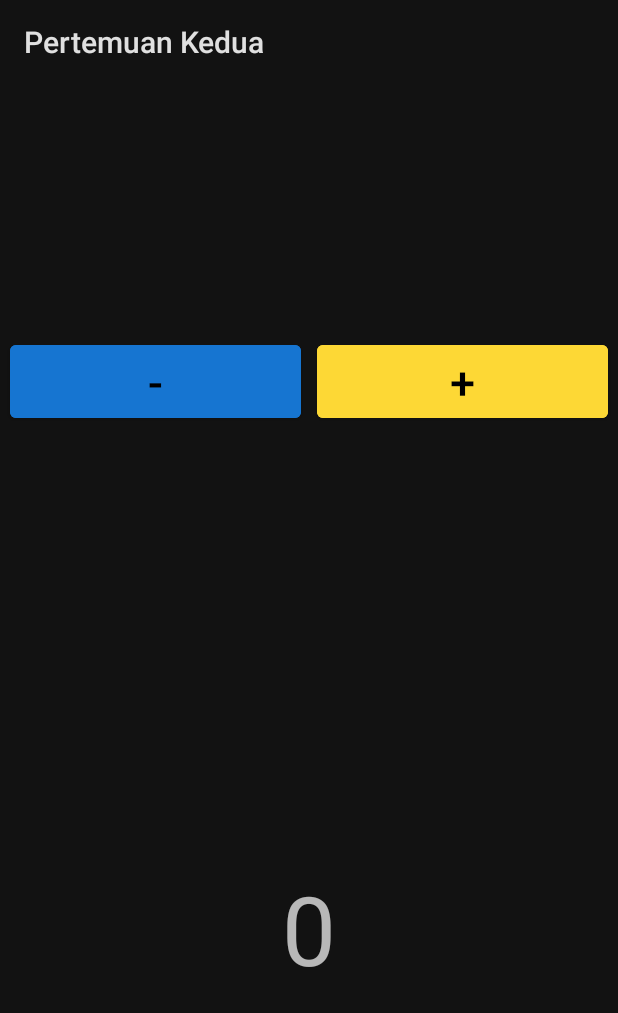
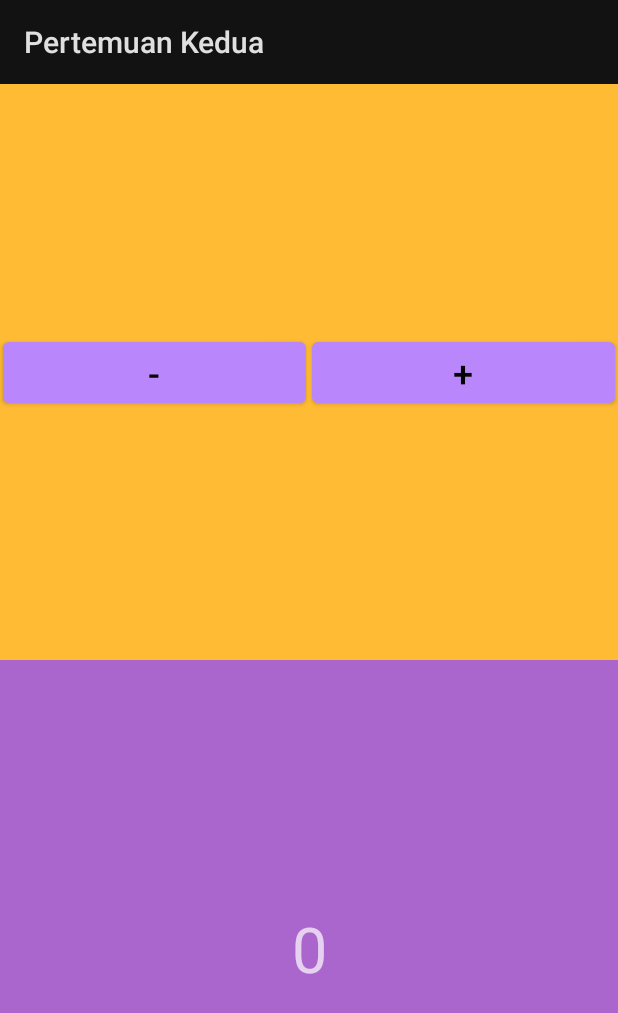
Before and after one commit to jutionck/RefreshmentTraining, an Android app: the screen it shows after launch (MainActivity), on a phone screen of 412 x 824 dp. Shown: the top 1013 px of the screen. Run offline under Robolectric (Android 15) with nearby library versions, the phone set to English and light mode, and no system bars.

Commit message:
[IMPROVE] Fragment

```diff
--- a/app/build.gradle
+++ b/app/build.gradle
@@ -1,7 +1,10 @@
 plugins {
     id 'com.android.application'
     id 'kotlin-android'
+    id 'kotlin-android-extensions'
+    id 'kotlin-kapt'
 }
+
 
 android {
     compileSdkVersion 30
--- a/app/src/main/java/com/enigmacamp/pertemuanpertama/FragmentOne.kt
+++ b/app/src/main/java/com/enigmacamp/pertemuanpertama/FragmentOne.kt
@@ -5,25 +5,33 @@ import androidx.fragment.app.Fragment
 import android.view.LayoutInflater
 import android.view.View
 import android.view.ViewGroup
+import kotlinx.android.synthetic.main.fragment_one.*
 
-class FragmentOne : Fragment(), View.OnClickListener {
+class FragmentOne : Fragment() {
 
-    private lateinit var mainActivity: MainActivity
+    private var showCounter: Int = 0
 
     override fun onCreate(savedInstanceState: Bundle?) {
         super.onCreate(savedInstanceState)
-        mainActivity = activity as MainActivity
     }
-
+    //Proses set view
     override fun onCreateView(inflater: LayoutInflater, container: ViewGroup?,
                               savedInstanceState: Bundle?): View? {
         // Inflate the layout for this fragment
         return inflater.inflate(R.layout.fragment_one, container, false)
     }
+    //Setelah semua berjalan, logic coding taruh di sini
+    override fun onViewCreated(view: View, savedInstanceState: Bundle?) {
+        super.onViewCreated(view, savedInstanceState)
+        val activity = activity as MainActivity
 
-    override fun onClick(v: View?) {
-        when(v) {
-
+        increaseButton.setOnClickListener {
+            showCounter++
+            activity.controllerData(showCounter)
+        }
+        decreaseButton.setOnClickListener {
+            showCounter--
+            activity.controllerData(showCounter)
         }
     }
 
--- a/app/src/main/java/com/enigmacamp/pertemuanpertama/MainActivity.kt
+++ b/app/src/main/java/com/enigmacamp/pertemuanpertama/MainActivity.kt
@@ -2,21 +2,18 @@ package com.enigmacamp.pertemuanpertama
 
 import androidx.appcompat.app.AppCompatActivity
 import android.os.Bundle
+import kotlinx.android.synthetic.main.fragment_two.*
 
 class MainActivity : AppCompatActivity() {
-
-    //Inisialisasi
-    private lateinit var counterFragment: FragmentOne
-    private lateinit var counterShowFragment: FragmentTwo
-    private var counter = 0;
 
     override fun onCreate(savedInstanceState: Bundle?) {
         super.onCreate(savedInstanceState)
         setContentView(R.layout.activity_main)
-        counterFragment =  FragmentOne()
-        counterShowFragment = FragmentTwo()
+    }
+
+    fun controllerData(value: Int) {
+        counterValue.text = value.toString()
     }
 
 
-
 }
--- a/app/src/main/res/layout/activity_main.xml
+++ b/app/src/main/res/layout/activity_main.xml
@@ -6,26 +6,28 @@
     android:layout_height="match_parent"
     tools:context=".MainActivity">
 
+
     <LinearLayout
-        android:layout_width="409dp"
-        android:layout_height="729dp"
+        android:layout_width="match_parent"
+        android:layout_height="match_parent"
         android:orientation="vertical"
         app:layout_constraintBottom_toBottomOf="parent"
         app:layout_constraintEnd_toEndOf="parent"
         app:layout_constraintStart_toStartOf="parent"
         app:layout_constraintTop_toTopOf="parent">
+
         <fragment
-            android:layout_weight="1"
             android:id="@+id/fragment1"
             android:name="com.enigmacamp.pertemuanpertama.FragmentOne"
             android:layout_width="match_parent"
-            android:layout_height="wrap_content" />
+            android:layout_height="wrap_content"
+            android:layout_weight="1"/>
+
         <fragment
-            android:layout_weight="1"
             android:id="@+id/fragment2"
             android:name="com.enigmacamp.pertemuanpertama.FragmentTwo"
             android:layout_width="match_parent"
-            android:layout_height="wrap_content" />
+            android:layout_height="wrap_content"
+            android:layout_weight="1"/>
     </LinearLayout>
-
 </androidx.constraintlayout.widget.ConstraintLayout>
--- a/app/src/main/res/layout/fragment_one.xml
+++ b/app/src/main/res/layout/fragment_one.xml
@@ -5,35 +5,35 @@
     android:id="@+id/frameLayout"
     android:layout_width="match_parent"
     android:layout_height="match_parent"
-    tools:context=".FragmentOne">
+    tools:context=".CounterFragment"
+    android:background="@android:color/holo_orange_light">
 
     <LinearLayout
-        android:layout_width="0dp"
+        android:layout_width="match_parent"
         android:layout_height="wrap_content"
         android:orientation="horizontal"
         app:layout_constraintBottom_toBottomOf="parent"
         app:layout_constraintEnd_toEndOf="parent"
         app:layout_constraintStart_toStartOf="parent"
         app:layout_constraintTop_toTopOf="parent">
-        <com.google.android.material.button.MaterialButton
-            android:id="@+id/increaseButton"
-            android:layout_weight="1"
-            android:layout_margin="5dp"
-            android:backgroundTint="@color/primaryColor"
-            android:layout_width="wrap_content"
-            android:layout_height="wrap_content"
-            android:textSize="30sp"
-            android:text="-"/>
 
         <com.google.android.material.button.MaterialButton
             android:id="@+id/decreaseButton"
-            android:layout_weight="1"
-            android:layout_margin="5dp"
-            android:backgroundTint="@color/secondaryColor"
             android:layout_width="wrap_content"
             android:layout_height="wrap_content"
-            android:textSize="30sp"
-            android:text="+"/>
+            android:layout_margin="2dp"
+            android:layout_weight="1"
+            android:text="-"
+            android:textSize="24sp"/>
+
+        <com.google.android.material.button.MaterialButton
+            android:id="@+id/increaseButton"
+            android:layout_width="wrap_content"
+            android:layout_height="wrap_content"
+            android:layout_margin="2dp"
+            android:layout_weight="1"
+            android:text="+"
+            android:textSize="24sp"/>
     </LinearLayout>
 
 </androidx.constraintlayout.widget.ConstraintLayout>
--- a/app/src/main/res/layout/fragment_two.xml
+++ b/app/src/main/res/layout/fragment_two.xml
@@ -5,18 +5,19 @@
     android:id="@+id/frameLayout2"
     android:layout_width="match_parent"
     android:layout_height="match_parent"
-    tools:context=".FragmentTwo">
+    tools:context=".FragmentTwo"
+    android:background="@android:color/holo_purple">
 
     <TextView
-        android:id="@+id/showCounter"
-        android:layout_width="36dp"
-        android:layout_height="86dp"
+        android:id="@+id/counterValue"
+        android:layout_width="wrap_content"
+        android:layout_height="wrap_content"
         android:text="0"
-        android:textAlignment="center"
-        android:textSize="64sp"
+        android:textSize="42sp"
         app:layout_constraintBottom_toBottomOf="parent"
         app:layout_constraintEnd_toEndOf="parent"
         app:layout_constraintStart_toStartOf="parent"
-        app:layout_constraintTop_toTopOf="parent" />
+        app:layout_constraintTop_toTopOf="parent"
+        />
 
 </androidx.constraintlayout.widget.ConstraintLayout>
```
